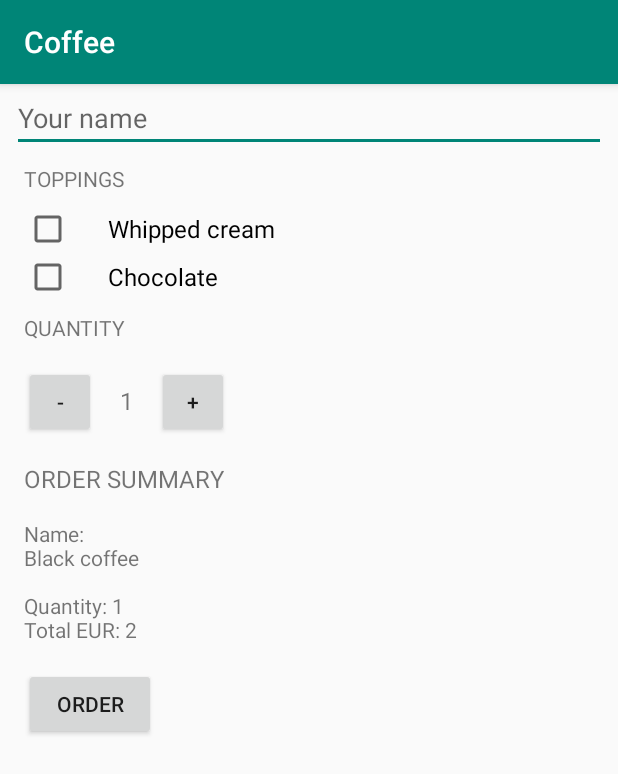
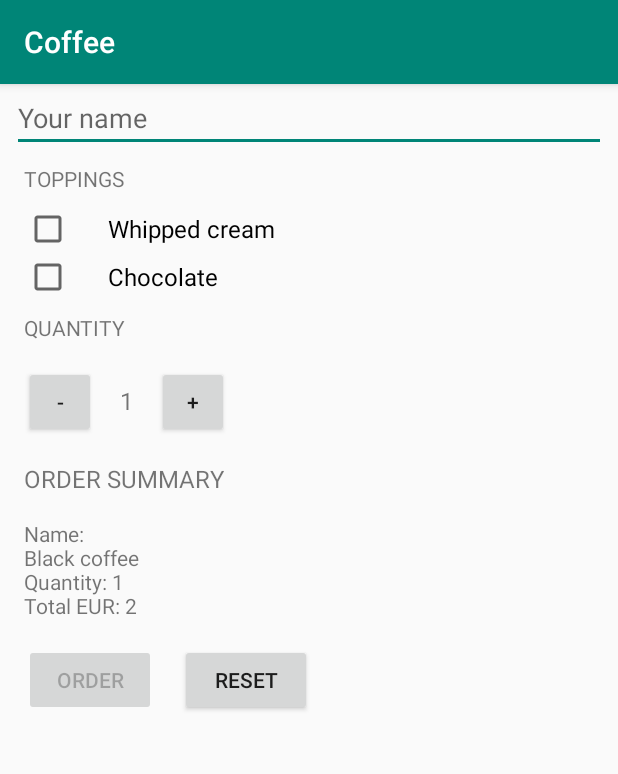
Before and after one commit to rstasiuliony/AndroidLessons, an Android app: the screen it shows after launch (MainActivity), after a tap on "ORDER", on a phone screen of 412 x 824 dp. Shown: the top 774 px of the screen. Run offline under Robolectric (Android 15) with nearby library versions, the phone set to English and light mode, and no system bars.

Commit message:
Add reset button. Small fixes.

```diff
--- a/Coffee/coffee/src/main/java/com/hardfreedom/coffee/MainActivity.java
+++ b/Coffee/coffee/src/main/java/com/hardfreedom/coffee/MainActivity.java
@@ -6,6 +6,7 @@ import android.net.Uri;
 import android.os.Bundle;
 import android.support.v7.app.AppCompatActivity;
 import android.view.View;
+import android.widget.Button;
 import android.widget.CheckBox;
 import android.widget.EditText;
 import android.widget.TextView;
@@ -13,19 +14,23 @@ import android.widget.Toast;
 
 public class MainActivity extends AppCompatActivity {
 
-    private int quantity;
+    private int quantity = 1;
     private int price = 2;
     private String addWhipped = "";
     private String addChocolate = "";
     private String name = "";
+    private EditText nameValue;
+    private TextView headerOrderSummary;
+    private TextView priceTextView;
+    private CheckBox whipping;
+    private CheckBox chocolate;
+    private Button order;
+    private Button reset;
 
     @Override
     protected void onCreate(Bundle savedInstanceState) {
         super.onCreate(savedInstanceState);
         setContentView(R.layout.activity_main);
-
-        TextView initialQuantity = findViewById(R.id.quantity_text_view);
-        quantity = Integer.parseInt(initialQuantity.getText().toString());
     }
 
     public void increment(View view) {
@@ -46,27 +51,47 @@ public class MainActivity extends AppCompatActivity {
 
         getNameAndAddings();
 
-        if (addWhipped != "" && addChocolate != "") {
+        if (!addWhipped.equals("") && !addChocolate.equals("")) {
             displayMessage(getString(R.string.user_name, name)
                     + "\n" + getString(R.string.black_coffee) + "\n"
                     + addWhipped + "\n" + addChocolate + "\n" + getString(R.string.quantity, quantity)
                     + "\n" + getString(R.string.total, price));
-        } else if (addChocolate != "") {
+        } else if (!addChocolate.equals("")) {
             displayMessage(getString(R.string.user_name, name)
                     + "\n" + getString(R.string.black_coffee) + "\n"
                     + addChocolate + "\n" + getString(R.string.quantity, quantity)
                     + "\n" + getString(R.string.total, price));
-        } else if (addWhipped != "") {
+        } else if (!addWhipped.equals("")) {
             displayMessage(getString(R.string.user_name, name)
                     + "\n" + getString(R.string.black_coffee) + "\n"
                     + addWhipped + "\n" + getString(R.string.quantity, quantity)
                     + "\n" + getString(R.string.total, price));
         } else {
             displayMessage(getString(R.string.user_name, name)
-                    + "\n" + getString(R.string.black_coffee) + "\n"
+                    + "\n" + getString(R.string.black_coffee)
                     + "\n" + getString(R.string.quantity, quantity)
                     + "\n" + getString(R.string.total, price));
         }
+    }
+
+    public void resetEverything(View view){
+        quantity = 1;
+
+        price = 2;
+        addWhipped = "";
+        addChocolate = "";
+        nameValue.getText().clear();
+        headerOrderSummary.setVisibility(View.GONE);
+        priceTextView.setVisibility(View.GONE);
+        if (whipping.isChecked()){
+            whipping.toggle();
+        }
+        if (chocolate.isChecked()){
+            chocolate.toggle();
+        }
+        order.setVisibility(View.VISIBLE);
+        order.setEnabled(true);
+        reset.setVisibility(View.INVISIBLE);
     }
 
     private void sentEmailForOrder(String message) {
@@ -82,15 +107,15 @@ public class MainActivity extends AppCompatActivity {
     }
 
     private void getNameAndAddings() {
-        EditText nameValue = findViewById(R.id.name);
+        nameValue = findViewById(R.id.name);
         name = nameValue.getText().toString();
 
-        CheckBox whipping = findViewById(R.id.check_whipped);
+        whipping = findViewById(R.id.check_whipped);
         if (whipping.isChecked()) {
             checkAddings("whipping");
             price = price + quantity;
         }
-        CheckBox chocolate = findViewById(R.id.check_chocolate);
+        chocolate = findViewById(R.id.check_chocolate);
         if (chocolate.isChecked()) {
             checkAddings("chocolate");
             price = price + quantity;
@@ -103,11 +128,15 @@ public class MainActivity extends AppCompatActivity {
     }
 
     private void displayMessage(String message) {
-        TextView headerOrderSummary = findViewById(R.id.order_summary_text_view);
+        headerOrderSummary = findViewById(R.id.order_summary_text_view);
         headerOrderSummary.setVisibility(View.VISIBLE);
-        TextView priceTextView = findViewById(R.id.order_summary);
+        priceTextView = findViewById(R.id.order_summary);
         priceTextView.setVisibility(View.VISIBLE);
         priceTextView.setText(message);
+        order = findViewById(R.id.button_order);
+        order.setEnabled(false);
+        reset = findViewById(R.id.button_reset);
+        reset.setVisibility(View.VISIBLE);
         sentEmailForOrder(message);
     }
 
--- a/Coffee/coffee/src/main/res/layout/activity_main.xml
+++ b/Coffee/coffee/src/main/res/layout/activity_main.xml
@@ -103,12 +103,31 @@
             android:text=""
             android:visibility="gone" />
 
-        <Button
-            android:layout_width="wrap_content"
+        <LinearLayout
+            android:layout_width="match_parent"
             android:layout_height="wrap_content"
-            android:layout_margin="@dimen/margin"
-            android:onClick="orderSummaryTextView"
-            android:text="@string/button"
-            android:textAllCaps="true" />
+            android:orientation="horizontal">
+
+            <Button
+                android:id="@+id/button_order"
+                android:layout_width="wrap_content"
+                android:layout_height="wrap_content"
+                android:layout_margin="@dimen/margin"
+                android:onClick="orderSummaryTextView"
+                android:text="@string/order"
+                android:textAllCaps="true"
+                />
+
+            <Button
+                android:id="@+id/button_reset"
+                android:layout_width="wrap_content"
+                android:layout_height="wrap_content"
+                android:layout_margin="@dimen/margin"
+                android:onClick="resetEverything"
+                android:text="@string/reset"
+                android:textAllCaps="true"
+                android:visibility="invisible" />
+
+        </LinearLayout>
     </LinearLayout>
 </ScrollView>
--- a/Coffee/coffee/src/main/res/values/strings.xml
+++ b/Coffee/coffee/src/main/res/values/strings.xml
@@ -6,11 +6,12 @@
     <string name="name">Your name</string>
     <string name="whipped">Whipped cream</string>
     <string name="chocolate">Chocolate</string>
-    <string name="button">Order</string>
+    <string name="order">Order</string>
     <string name="column_summary">Order Summary</string>
     <string name="currency_sign" translatable="false">&#8364;</string>
     <string name="plus" translatable="false">&#43;</string>
     <string name="minus" translatable="false">&#45;</string>
+    <string name="reset">Reset</string>
 
     <!-- JAVA Strings -->
     <string name="user_name">Name: <xliff:g id="pl_naming">%s</xliff:g></string>
```
Also changed, not shown: 1 other file.
